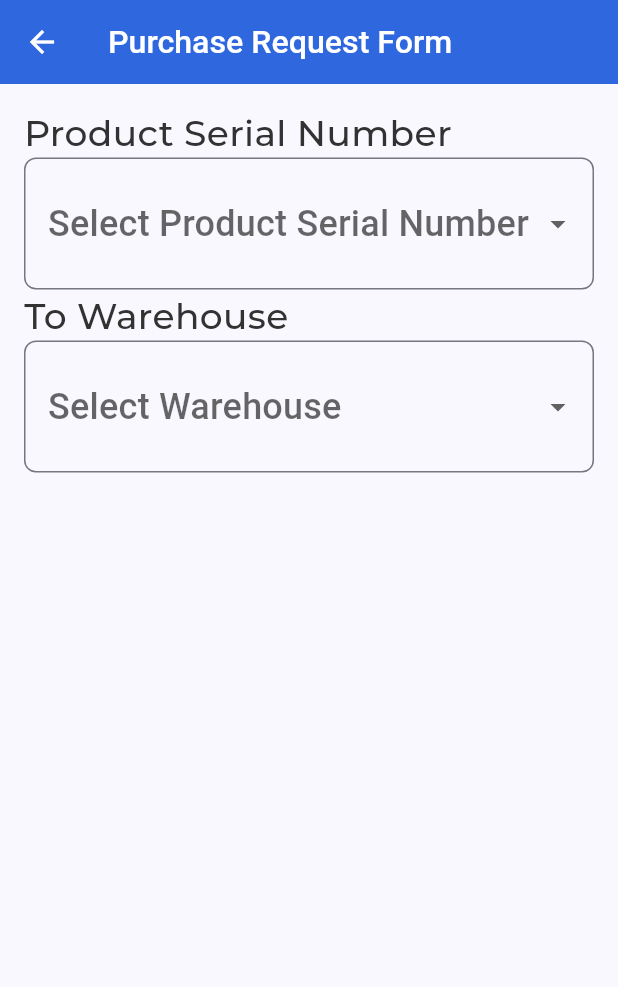
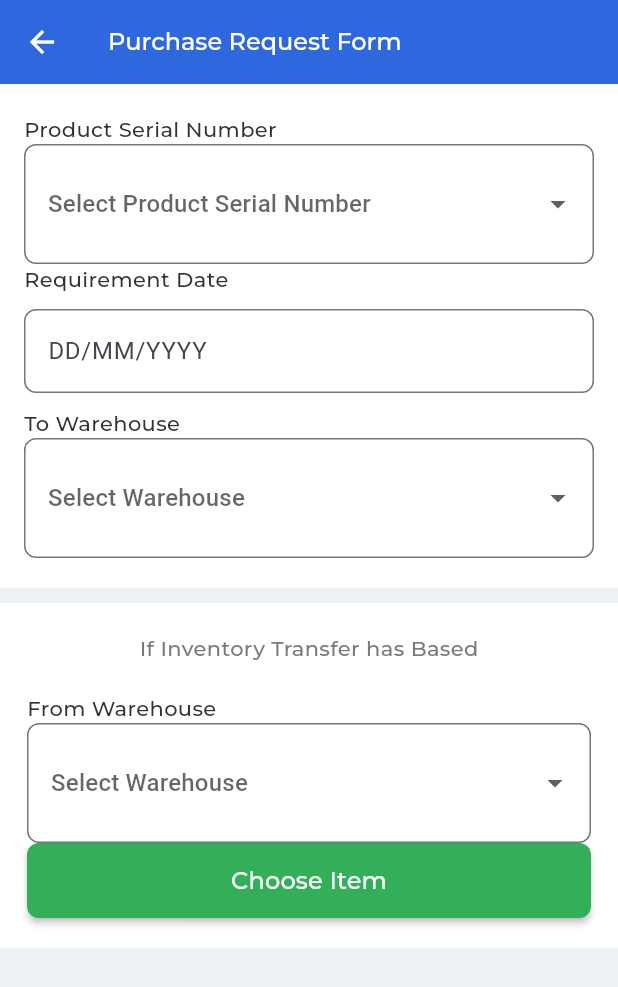
Before and after one commit to Ritik0110/service_management, a Flutter app: the PurchaseRequestForm screen opened directly, on a phone screen of 412 x 824 dp. Shown: the top 987 px of the screen. Run offline on Flutter 3.47's test engine with Material 3 defaults, Android fonts, the phone set to English and light mode, and no system bars; our stand-ins replace easy_date_timeline, get; project files that could hold a hidden picture were left out.

Commit message:
purchase request form completed choose item started

```diff
--- /dev/null
+++ b/lib/common_widgets/common_button.dart
@@ -0,0 +1,25 @@
+import 'package:flutter/material.dart';
+
+import '../utils/app_colors.dart';
+import '../utils/app_test_style.dart';
+
+class CommonMaterialButton extends StatelessWidget {
+  CommonMaterialButton(
+      {required this.buttonText, required this.onTap, super.key});
+  String buttonText;
+  void Function() onTap;
+
+  @override
+  Widget build(BuildContext context) {
+    return MaterialButton(
+      shape: RoundedRectangleBorder(
+        borderRadius: BorderRadius.circular(8),
+      ),
+      color: AppColors.green33AColor,
+      minWidth: double.infinity,
+      height: 50,
+      onPressed: onTap,
+      child: Text(buttonText, style: AppTextStyle.white16medium),
+    );
+  }
+}
--- a/lib/common_widgets/common_dropdown.dart
+++ b/lib/common_widgets/common_dropdown.dart
@@ -11,7 +11,7 @@ class CommonDropdownField extends StatelessWidget {
   @override
   Widget build(BuildContext context) {
     return DropdownButtonFormField(
-      padding: const EdgeInsets.symmetric(vertical: 10),
+      padding: const EdgeInsets.symmetric(vertical: 12),
         items: dropdownList.map((String category) {
           return DropdownMenuItem(value: category, child: Text(category));
         }).toList(),
--- a/lib/screens/purchase_request_form/purchase_request_form.dart
+++ b/lib/screens/purchase_request_form/purchase_request_form.dart
@@ -1,31 +1,107 @@
 import 'package:flutter/material.dart';
 import 'package:service_call_management/common_widgets/common_dropdown.dart';
 import 'package:service_call_management/utils/app_test_style.dart';
+import 'package:service_call_management/utils/extension/size_extension.dart';
 
-class PurchaseRequestForm extends StatelessWidget {
+import '../../common_widgets/common_button.dart';
+
+class PurchaseRequestForm extends StatefulWidget {
    const PurchaseRequestForm({super.key});
 
   @override
+  State<PurchaseRequestForm> createState() => _PurchaseRequestFormState();
+}
+
+class _PurchaseRequestFormState extends State<PurchaseRequestForm> {
+  DateTime selectedDate = DateTime.now();
+
+  _selectDate(BuildContext context) async {
+    final DateTime? picked = await showDatePicker(
+      context: context,
+      initialDate: selectedDate, // Refer step 1
+      firstDate: DateTime(2000),
+      lastDate: DateTime(2025),
+    );
+    if (picked != null && picked != selectedDate)
+      setState(() {
+        selectedDate = picked;
+      });
+  }
+
+  @override
   Widget build(BuildContext context) {
+
     return Scaffold(
       appBar: AppBar(
         title: const Text('Purchase Request Form'),
       ),
-      body:Container(
+      body: Column(
+        children: [
+          Container(
+            color: Colors.white,
+            margin: const EdgeInsets.only(bottom: 10),
             padding: const EdgeInsets.symmetric(
               horizontal: 16,
-          vertical: 15,
+              vertical: 20,
             ),
             child: Column(
               crossAxisAlignment: CrossAxisAlignment.start,
-          children:  [
-            Text('Product Serial Number',style: AppTextStyle.black323regular16,),
+              children: [
+                Text(
+                  'Product Serial Number',
+                  style: AppTextStyle.black323regular14,
+                ),
                 CommonDropdownField(hintText: 'Select Product Serial Number'),
-            Text('To Warehouse',style: AppTextStyle.black323regular16,),
+                Text(
+                  'Requirement Date',
+                  style: AppTextStyle.black323regular14,
+                ),
+                10.sizedBoxHeight,
+                TextFormField(
+                    decoration: const InputDecoration(
+                      hintText: "DD/MM/YYYY",
+                      border: OutlineInputBorder(
+                        borderRadius: BorderRadius.all(Radius.circular(8)),
+                      ),
+                      suffixIcon: Icon(Icons.date_range_rounded),
+                    ),
+                    readOnly: true,
+                    onTap: ()=> _selectDate(context),
+                ),
+                10.sizedBoxHeight,
+                Text(
+                  'To Warehouse',
+                  style: AppTextStyle.black323regular14,
+                ),
                 CommonDropdownField(hintText: 'Select Warehouse'),
               ],
             ),
           ),
+          Container(
+            color: Colors.white,
+            padding: const EdgeInsets.symmetric(
+              horizontal: 18,
+              vertical: 20,
+            ),
+            child: Column(
+              crossAxisAlignment: CrossAxisAlignment.start,
+              children: [
+                Center(
+                  child: Text("If Inventory Transfer has Based",
+                      style: AppTextStyle.grey7A7medium14),
+                ),
+                20.sizedBoxHeight,
+                Text(
+                  'From Warehouse',
+                  style: AppTextStyle.black323regular14,
+                ),
+                CommonDropdownField(hintText: 'Select Warehouse'),
+                CommonMaterialButton(buttonText: "Choose Item", onTap: () {})
+              ],
+            ),
+          )
+        ],
+      ),
     );
   }
 }
--- a/lib/utils/app_test_style.dart
+++ b/lib/utils/app_test_style.dart
@@ -33,9 +33,18 @@ class AppTextStyle{
     color: AppColors.black323Color,
     fontSize: 16,
   );
+  static TextStyle black323regular14 = regularTS.copyWith(
+    color: AppColors.black323Color,
+    fontSize: 14,
+  );
 
 
 
+
+  static TextStyle grey7A7medium14 = mediumTS.copyWith(
+    color: AppColors.grey7A7Color,
+    fontSize: 14,
+  );
   static TextStyle black191medium16 = mediumTS.copyWith(
     color: AppColors.black191Color,
     fontSize: 16,
--- a/pubspec.yaml
+++ b/pubspec.yaml
@@ -65,7 +65,7 @@ flutter:
 
   # To add assets to your application, add an assets section, like this:
   assets:
-    - assets/images/
+    - assets/
   #   - images/a_dot_ham.jpeg
 
   # An image asset can refer to one or more resolution-specific "variants", see
```
Also changed, not shown: lib/main.dart (+15 -11 lines), lib/screens/choose_items/choose_items.dart (added, +101 -0 lines), lib/screens/ticket_details/ticket_details.dart (+6 -9 lines), pubspec.lock. Lines whose indentation alone changed are shown as unchanged.
